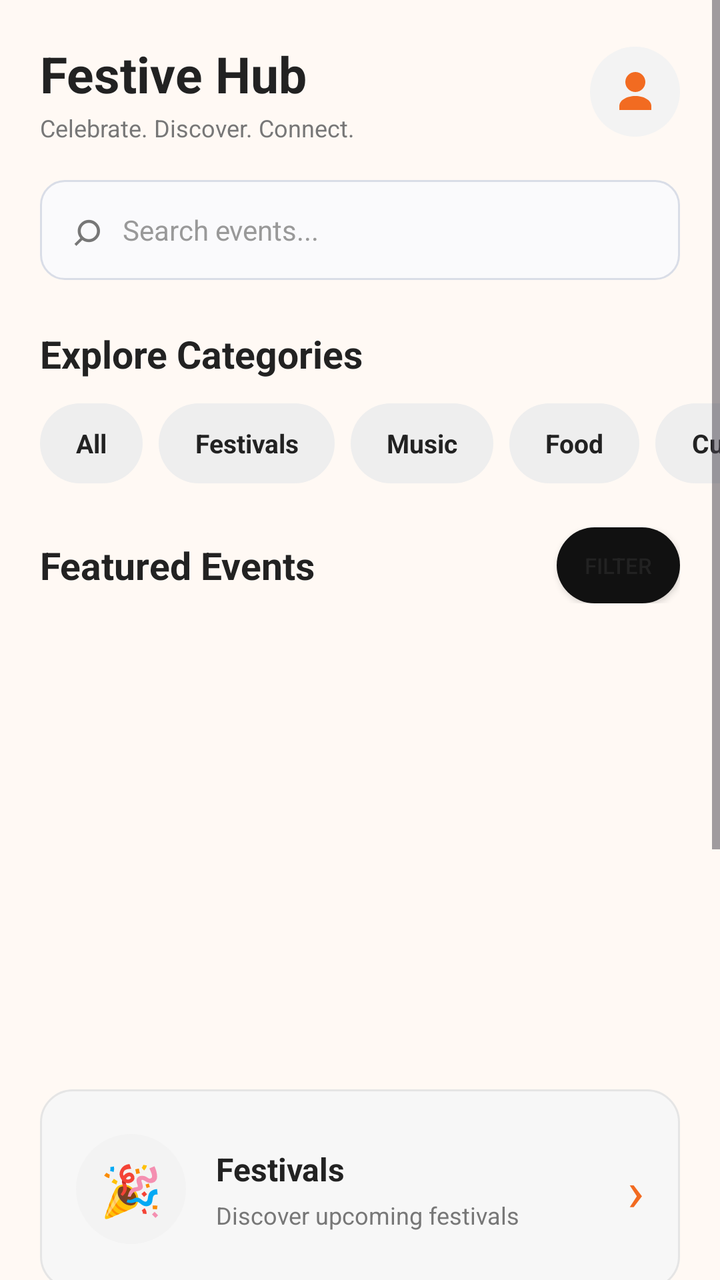
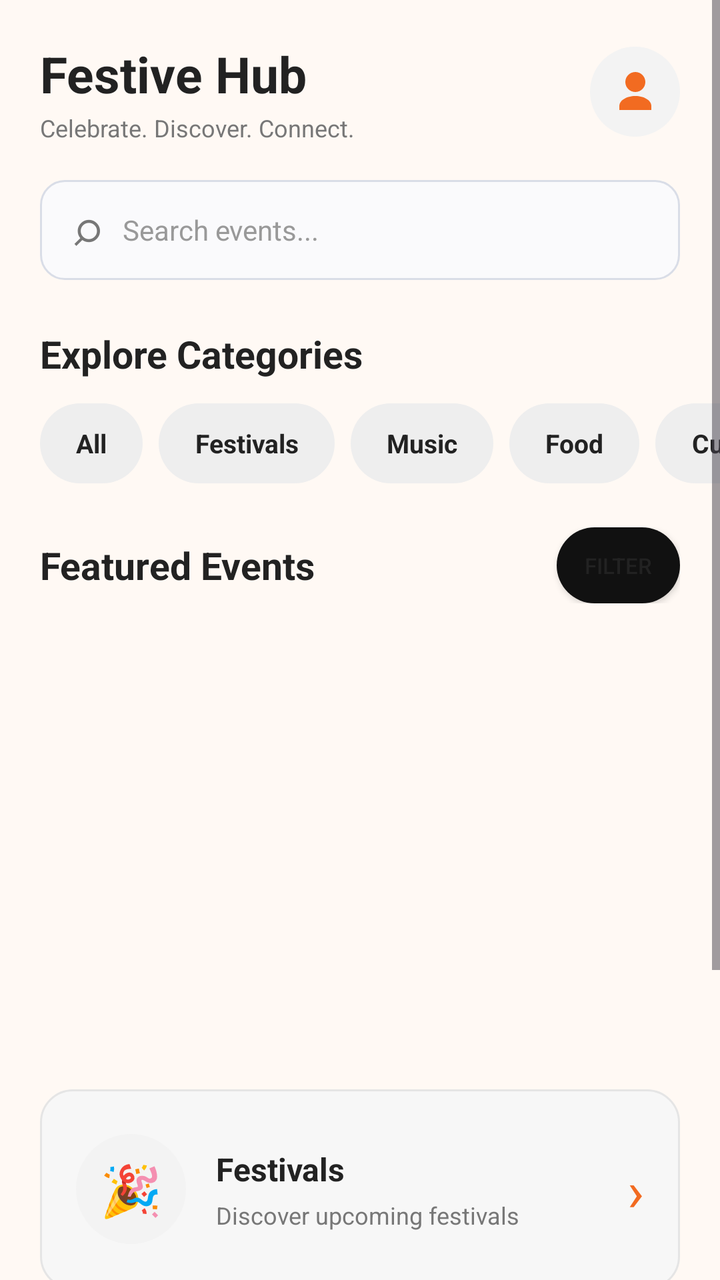

Before-and-after screenshots of an Android layout around one commit, followed by the original layout XML and the change that was made.
<!-- AndroidManifest.xml: application theme Theme.Festive_hub -->
<!-- res/layout/activity_main.xml -->
<?xml version="1.0" encoding="utf-8"?>
<ScrollView xmlns:android="http://schemas.android.com/apk/res/android"
    xmlns:app="http://schemas.android.com/apk/res-auto"
    xmlns:tools="http://schemas.android.com/tools"
    android:layout_width="match_parent"
    android:layout_height="match_parent"
    android:background="#FFF9F4"
    android:fillViewport="true"
    tools:context=".MainActivity">

    <LinearLayout
        android:id="@+id/main"
        android:layout_width="match_parent"
        android:layout_height="wrap_content"
        android:orientation="vertical"
        android:paddingBottom="24dp">

        <LinearLayout
            android:layout_width="match_parent"
            android:layout_height="wrap_content"
            android:gravity="center_vertical"
            android:orientation="horizontal"
            android:paddingStart="20dp"
            android:paddingTop="20dp"
            android:paddingEnd="20dp"
            android:paddingBottom="12dp">

            <LinearLayout
                android:layout_width="0dp"
                android:layout_height="wrap_content"
                android:layout_weight="1"
                android:orientation="vertical">

                <TextView
                    android:layout_width="wrap_content"
                    android:layout_height="wrap_content"
                    android:text="Festive Hub"
                    android:textColor="#222222"
                    android:textSize="25sp"
                    android:textStyle="bold" />

                <TextView
                    android:layout_width="wrap_content"
                    android:layout_height="wrap_content"
                    android:layout_marginTop="2dp"
                    android:text="Celebrate. Discover. Connect."
                    android:textColor="#777777"
                    android:textSize="12sp" />

            </LinearLayout>

            <ImageButton
                android:id="@+id/btnProfile"
                android:layout_width="45dp"
                android:layout_height="45dp"
                android:background="@drawable/bg_circle_light"
                android:contentDescription="Profile"
                android:padding="10dp"
                app:srcCompat="@drawable/ic_profile" />

        </LinearLayout>

        <LinearLayout
            android:layout_width="match_parent"
            android:layout_height="50dp"
            android:layout_marginStart="20dp"
            android:layout_marginTop="6dp"
            android:layout_marginEnd="20dp"
            android:background="@drawable/bg_input"
            android:gravity="center_vertical"
            android:orientation="horizontal"
            android:paddingStart="16dp"
            android:paddingEnd="16dp">

            <TextView
                android:layout_width="wrap_content"
                android:layout_height="wrap_content"
                android:text="⌕"
                android:textColor="#777777"
                android:textSize="24sp" />

            <EditText
                android:layout_width="0dp"
                android:layout_height="match_parent"
                android:layout_marginStart="10dp"
                android:layout_weight="1"
                android:background="@android:color/transparent"
                android:hint="Search events..."
                android:singleLine="true"
                android:textColor="#222222"
                android:textColorHint="#999999"
                android:textSize="14sp" />

        </LinearLayout>

        <TextView
            android:layout_width="wrap_content"
            android:layout_height="wrap_content"
            android:layout_marginStart="20dp"
            android:layout_marginTop="24dp"
            android:text="Explore Categories"
            android:textColor="#222222"
            android:textSize="19sp"
            android:textStyle="bold" />

        <HorizontalScrollView
            android:layout_width="match_parent"
            android:layout_height="wrap_content"
            android:layout_marginTop="12dp"
            android:scrollbars="none">

            <LinearLayout
                android:layout_width="wrap_content"
                android:layout_height="wrap_content"
                android:orientation="horizontal"
                android:paddingStart="20dp"
                android:paddingEnd="20dp">

                <TextView
                    android:id="@+id/categoryAll"
                    android:layout_width="wrap_content"
                    android:layout_height="40dp"
                    android:background="@drawable/bg_category"
                    android:gravity="center"
                    android:paddingStart="18dp"
                    android:paddingEnd="18dp"
                    android:text="All"
                    android:textColor="#222222"
                    android:textSize="13sp"
                    android:textStyle="bold" />

                <TextView
                    android:id="@+id/categoryFestivals"
                    android:layout_width="wrap_content"
                    android:layout_height="40dp"
                    android:layout_marginStart="8dp"
                    android:background="@drawable/bg_category"
                    android:gravity="center"
                    android:paddingStart="18dp"
                    android:paddingEnd="18dp"
                    android:text="Festivals"
                    android:textColor="#222222"
                    android:textSize="13sp"
                    android:textStyle="bold" />

                <TextView
                    android:id="@+id/categoryMusic"
                    android:layout_width="wrap_content"
                    android:layout_height="40dp"
                    android:layout_marginStart="8dp"
                    android:background="@drawable/bg_category"
                    android:gravity="center"
                    android:paddingStart="18dp"
                    android:paddingEnd="18dp"
                    android:text="Music"
                    android:textColor="#222222"
                    android:textSize="13sp"
                    android:textStyle="bold" />

                <TextView
                    android:id="@+id/categoryFood"
                    android:layout_width="wrap_content"
                    android:layout_height="40dp"
                    android:layout_marginStart="8dp"
                    android:background="@drawable/bg_category"
                    android:gravity="center"
                    android:paddingStart="18dp"
                    android:paddingEnd="18dp"
                    android:text="Food"
                    android:textColor="#222222"
                    android:textSize="13sp"
                    android:textStyle="bold" />

                <TextView
                    android:id="@+id/categoryCulture"
                    android:layout_width="wrap_content"
                    android:layout_height="40dp"
                    android:layout_marginStart="8dp"
                    android:background="@drawable/bg_category"
                    android:gravity="center"
                    android:paddingStart="18dp"
                    android:paddingEnd="18dp"
                    android:text="Culture"
                    android:textColor="#222222"
                    android:textSize="13sp"
                    android:textStyle="bold" />

            </LinearLayout>

        </HorizontalScrollView>

        <LinearLayout
            android:layout_width="match_parent"
            android:layout_height="wrap_content"
            android:layout_marginStart="20dp"
            android:layout_marginTop="22dp"
            android:layout_marginEnd="20dp"
            android:gravity="center_vertical"
            android:orientation="horizontal">

            <TextView
                android:layout_width="0dp"
                android:layout_height="wrap_content"
                android:layout_weight="1"
                android:text="Featured Events"
                android:textColor="#222222"
                android:textSize="19sp"
                android:textStyle="bold" />

            <Button
                android:id="@+id/btnFilter"
                android:layout_width="wrap_content"
                android:layout_height="38dp"
                android:background="@drawable/bg_filter_button"
                android:minWidth="0dp"
                android:paddingStart="14dp"
                android:paddingEnd="14dp"
                android:text="FILTER"
                android:textAllCaps="false"
                android:textColor="#222222"
                android:textSize="11sp" />

        </LinearLayout>

        <androidx.viewpager2.widget.ViewPager2
            android:id="@+id/bannerCarousel"
            android:layout_width="match_parent"
            android:layout_height="200dp"
            android:layout_marginStart="20dp"
            android:layout_marginTop="13dp"
            android:layout_marginEnd="20dp"
            android:clipChildren="false"
            android:clipToPadding="false" />

        <LinearLayout
            android:id="@+id/bannerDots"
            android:layout_width="match_parent"
            android:layout_height="wrap_content"
            android:layout_marginTop="8dp"
            android:gravity="center"
            android:orientation="horizontal" />

        <LinearLayout
            android:id="@+id/cardFestivals"
            android:layout_width="match_parent"
            android:layout_height="100dp"
            android:layout_marginStart="20dp"
            android:layout_marginTop="22dp"
            android:layout_marginEnd="20dp"
            android:background="@drawable/bg_card"
            android:gravity="center_vertical"
            android:orientation="horizontal"
            android:padding="18dp">

            <TextView
                android:layout_width="55dp"
                android:layout_height="55dp"
                android:background="@drawable/bg_circle_light"
                android:gravity="center"
                android:text="🎉"
                android:textSize="25sp" />

            <LinearLayout
                android:layout_width="0dp"
                android:layout_height="wrap_content"
                android:layout_marginStart="15dp"
                android:layout_weight="1"
                android:orientation="vertical">

                <TextView
                    android:layout_width="wrap_content"
                    android:layout_height="wrap_content"
                    android:text="Festivals"
                    android:textColor="#222222"
                    android:textSize="16sp"
                    android:textStyle="bold" />

                <TextView
                    android:layout_width="wrap_content"
                    android:layout_height="wrap_content"
                    android:layout_marginTop="4dp"
                    android:text="Discover upcoming festivals"
                    android:textColor="#777777"
                    android:textSize="12sp" />

            </LinearLayout>

            <TextView
                android:layout_width="wrap_content"
                android:layout_height="wrap_content"
                android:text="›"
                android:textColor="#F26B21"
                android:textSize="28sp" />

        </LinearLayout>

        <LinearLayout
            android:id="@+id/cardEvents"
            android:layout_width="match_parent"
            android:layout_height="100dp"
            android:layout_marginStart="20dp"
            android:layout_marginTop="12dp"
            android:layout_marginEnd="20dp"
            android:background="@drawable/bg_card"
            android:gravity="center_vertical"
            android:orientation="horizontal"
            android:padding="18dp">

            <TextView
                android:layout_width="55dp"
                android:layout_height="55dp"
                android:background="@drawable/bg_circle_light"
                android:gravity="center"
                android:text="📅"
                android:textSize="25sp" />

            <LinearLayout
                android:layout_width="0dp"
                android:layout_height="wrap_content"
                android:layout_marginStart="15dp"
                android:layout_weight="1"
                android:orientation="vertical">

                <TextView
                    android:layout_width="wrap_content"
                    android:layout_height="wrap_content"
                    android:text="Events"
                    android:textColor="#222222"
                    android:textSize="16sp"
                    android:textStyle="bold" />

                <TextView
                    android:layout_width="wrap_content"
                    android:layout_height="wrap_content"
                    android:layout_marginTop="4dp"
                    android:text="Find exciting events near you"
                    android:textColor="#777777"
                    android:textSize="12sp" />

            </LinearLayout>

            <TextView
                android:layout_width="wrap_content"
                android:layout_height="wrap_content"
                android:text="›"
                android:textColor="#F26B21"
                android:textSize="28sp" />

        </LinearLayout>

        <TextView
            android:layout_width="wrap_content"
            android:layout_height="wrap_content"
            android:layout_marginStart="20dp"
            android:layout_marginTop="26dp"
            android:text="Upcoming Events"
            android:textColor="#222222"
            android:textSize="19sp"
            android:textStyle="bold" />

        <LinearLayout
            android:id="@+id/eventCard"
            android:layout_width="match_parent"
            android:layout_height="120dp"
            android:layout_marginStart="20dp"
            android:layout_marginTop="12dp"
            android:layout_marginEnd="20dp"
            android:background="@drawable/bg_card"
            android:gravity="center_vertical"
            android:orientation="horizontal"
            android:padding="14dp">

            <LinearLayout
                android:layout_width="75dp"
                android:layout_height="85dp"
                android:background="@drawable/bg_date"
                android:gravity="center"
                android:orientation="vertical">

                <TextView
                    android:layout_width="wrap_content"
                    android:layout_height="wrap_content"
                    android:text="25"
                    android:textColor="#F26B21"
                    android:textSize="25sp"
                    android:textStyle="bold" />

                <TextView
                    android:layout_width="wrap_content"
                    android:layout_height="wrap_content"
                    android:text="DEC"
                    android:textColor="#555555"
                    android:textSize="11sp"
                    android:textStyle="bold" />

            </LinearLayout>

            <LinearLayout
                android:layout_width="0dp"
                android:layout_height="wrap_content"
                android:layout_marginStart="15dp"
                android:layout_weight="1"
                android:orientation="vertical">

                <TextView
                    android:layout_width="wrap_content"
                    android:layout_height="wrap_content"
                    android:text="Christmas Celebration"
                    android:textColor="#222222"
                    android:textSize="16sp"
                    android:textStyle="bold" />

                <TextView
                    android:layout_width="wrap_content"
                    android:layout_height="wrap_content"
                    android:layout_marginTop="5dp"
                    android:text="Music • Food • Celebration"
                    android:textColor="#777777"
                    android:textSize="12sp" />

                <TextView
                    android:layout_width="wrap_content"
                    android:layout_height="wrap_content"
                    android:layout_marginTop="5dp"
                    android:text="📍 City Center"
                    android:textColor="#777777"
                    android:textSize="11sp" />

            </LinearLayout>

            <TextView
                android:layout_width="wrap_content"
                android:layout_height="wrap_content"
                android:text="›"
                android:textColor="#F26B21"
                android:textSize="28sp" />

        </LinearLayout>

    </LinearLayout>

</ScrollView>
<!-- resources referenced by this layout -->
<resources>
  <!-- drawable bg_card (drawable) -->
  <?xml version="1.0" encoding="utf-8"?>
  <shape xmlns:android="http://schemas.android.com/apk/res/android"
      android:shape="rectangle">
  
      <solid android:color="#F7F7F7"/>
  
      <stroke
          android:width="1dp"
          android:color="#E5E5E5"/>
  
      <corners android:radius="16dp"/>
  
  </shape>
  <!-- drawable bg_category (drawable) -->
  <?xml version="1.0" encoding="utf-8"?>
  <selector xmlns:android="http://schemas.android.com/apk/res/android">
  
      <item android:state_selected="true">
          <shape android:shape="rectangle">
              <solid android:color="#F26B21" />
              <corners android:radius="20dp" />
              <padding
                  android:left="12dp"
                  android:right="12dp"
                  android:top="6dp"
                  android:bottom="6dp" />
          </shape>
      </item>
  
      <item>
          <shape android:shape="rectangle">
              <solid android:color="#EEEEEE" />
              <corners android:radius="20dp" />
              <padding
                  android:left="12dp"
                  android:right="12dp"
                  android:top="6dp"
                  android:bottom="6dp" />
          </shape>
      </item>
  
  </selector>
  <!-- drawable bg_circle_light (drawable) -->
  <?xml version="1.0" encoding="utf-8"?>
  <shape xmlns:android="http://schemas.android.com/apk/res/android"
      android:shape="oval">
  
      <solid android:color="#F3F3F3"/>
  
  </shape>
  <!-- drawable bg_date (drawable) -->
  <?xml version="1.0" encoding="utf-8"?>
  <shape xmlns:android="http://schemas.android.com/apk/res/android"
      android:shape="rectangle">
  
      <solid android:color="#000000"/>
  
      <corners android:radius="12dp"/>
  
  </shape>
  <!-- drawable bg_filter_button (drawable) -->
  <?xml version="1.0" encoding="utf-8"?>
  <shape xmlns:android="http://schemas.android.com/apk/res/android"
      android:shape="rectangle">
  
      <solid android:color="#111111" />
  
      <corners android:radius="24dp" />
  
  </shape>
  <!-- drawable bg_input (drawable) -->
  <?xml version="1.0" encoding="utf-8"?>
  <shape xmlns:android="http://schemas.android.com/apk/res/android"
      android:shape="rectangle">
  
      <solid android:color="#FAFAFC" />
  
      <stroke
          android:width="1dp"
          android:color="#D9DDE7" />
  
      <corners android:radius="12dp" />
  
      <padding
          android:left="16dp"
          android:right="16dp" />
  
  </shape>
  <!-- drawable ic_profile (drawable) -->
  <?xml version="1.0" encoding="utf-8"?>
  <vector xmlns:android="http://schemas.android.com/apk/res/android"
      android:width="24dp"
      android:height="24dp"
      android:viewportWidth="24"
      android:viewportHeight="24">
  
      <path
          android:fillColor="#F26B21"
          android:pathData="M12,12c2.76,0 5,-2.24 5,-5s-2.24,-5 -5,-5 -5,2.24 -5,5 2.24,5 5,5z" />
  
      <path
          android:fillColor="#F26B21"
          android:pathData="M12,14c-4.42,0 -8,2.24 -8,5v2h16v-2c0,-2.76 -3.58,-5 -8,-5z" />
  
  </vector>
  <style name="Theme.Festive_hub" parent="Base.Theme.Festive_hub" />
  <style name="Base.Theme.Festive_hub" parent="Theme.Material3.DayNight.NoActionBar">
          
          
      </style>
</resources>

<!-- the commit's change to res/layout/activity_main.xml (unified diff, before → after) -->
@@ -1,5 +1,6 @@
 <?xml version="1.0" encoding="utf-8"?>
-<ScrollView xmlns:android="http://schemas.android.com/apk/res/android"
+<ScrollView
+    xmlns:android="http://schemas.android.com/apk/res/android"
     xmlns:app="http://schemas.android.com/apk/res-auto"
     xmlns:tools="http://schemas.android.com/tools"
     android:layout_width="match_parent"
@@ -80,6 +81,7 @@
                 android:textSize="24sp" />
 
             <EditText
+                android:id="@+id/etSearchEvents"
                 android:layout_width="0dp"
                 android:layout_height="match_parent"
                 android:layout_marginStart="10dp"
@@ -358,84 +360,27 @@
             android:textSize="19sp"
             android:textStyle="bold" />
 
-        <LinearLayout
-            android:id="@+id/eventCard"
-            android:layout_width="match_parent"
-            android:layout_height="120dp"
-            android:layout_marginStart="20dp"
+        <TextView
+            android:id="@+id/tvNoEvents"
+            android:layout_width="match_parent"
+            android:layout_height="wrap_content"
+            android:layout_marginStart="20dp"
+            android:layout_marginTop="20dp"
+            android:layout_marginEnd="20dp"
+            android:gravity="center"
+            android:text="No upcoming events available."
+            android:textColor="#777777"
+            android:textSize="15sp"
+            android:visibility="gone" />
+
+        <LinearLayout
+            android:id="@+id/eventsContainer"
+            android:layout_width="match_parent"
+            android:layout_height="wrap_content"
             android:layout_marginTop="12dp"
-            android:layout_marginEnd="20dp"
-            android:background="@drawable/bg_card"
-            android:gravity="center_vertical"
-            android:orientation="horizontal"
-            android:padding="14dp">
-
-            <LinearLayout
-                android:layout_width="75dp"
-                android:layout_height="85dp"
-                android:background="@drawable/bg_date"
-                android:gravity="center"
-                android:orientation="vertical">
-
-                <TextView
-                    android:layout_width="wrap_content"
-                    android:layout_height="wrap_content"
-                    android:text="25"
-                    android:textColor="#F26B21"
-                    android:textSize="25sp"
-                    android:textStyle="bold" />
-
-                <TextView
-                    android:layout_width="wrap_content"
-                    android:layout_height="wrap_content"
-                    android:text="DEC"
-                    android:textColor="#555555"
-                    android:textSize="11sp"
-                    android:textStyle="bold" />
-
-            </LinearLayout>
-
-            <LinearLayout
-                android:layout_width="0dp"
-                android:layout_height="wrap_content"
-                android:layout_marginStart="15dp"
-                android:layout_weight="1"
-                android:orientation="vertical">
-
-                <TextView
-                    android:layout_width="wrap_content"
-                    android:layout_height="wrap_content"
-                    android:text="Christmas Celebration"
-                    android:textColor="#222222"
-                    android:textSize="16sp"
-                    android:textStyle="bold" />
-
-                <TextView
-                    android:layout_width="wrap_content"
-                    android:layout_height="wrap_content"
-                    android:layout_marginTop="5dp"
-                    android:text="Music • Food • Celebration"
-                    android:textColor="#777777"
-                    android:textSize="12sp" />
-
-                <TextView
-                    android:layout_width="wrap_content"
-                    android:layout_height="wrap_content"
-                    android:layout_marginTop="5dp"
-                    android:text="📍 City Center"
-                    android:textColor="#777777"
-                    android:textSize="11sp" />
-
-            </LinearLayout>
-
-            <TextView
-                android:layout_width="wrap_content"
-                android:layout_height="wrap_content"
-                android:text="›"
-                android:textColor="#F26B21"
-                android:textSize="28sp" />
-
-        </LinearLayout>
+            android:orientation="vertical"
+            android:paddingStart="20dp"
+            android:paddingEnd="20dp" />
 
     </LinearLayout>
 
<!-- resource entries referenced after the edit -->
@@ -49,16 +49,6 @@
       android:shape="oval">
   
       <solid android:color="#F3F3F3"/>
-  
-  </shape>
-  <!-- drawable bg_date (drawable) -->
-  <?xml version="1.0" encoding="utf-8"?>
-  <shape xmlns:android="http://schemas.android.com/apk/res/android"
-      android:shape="rectangle">
-  
-      <solid android:color="#000000"/>
-  
-      <corners android:radius="12dp"/>
   
   </shape>
   <!-- drawable bg_filter_button (drawable) -->
